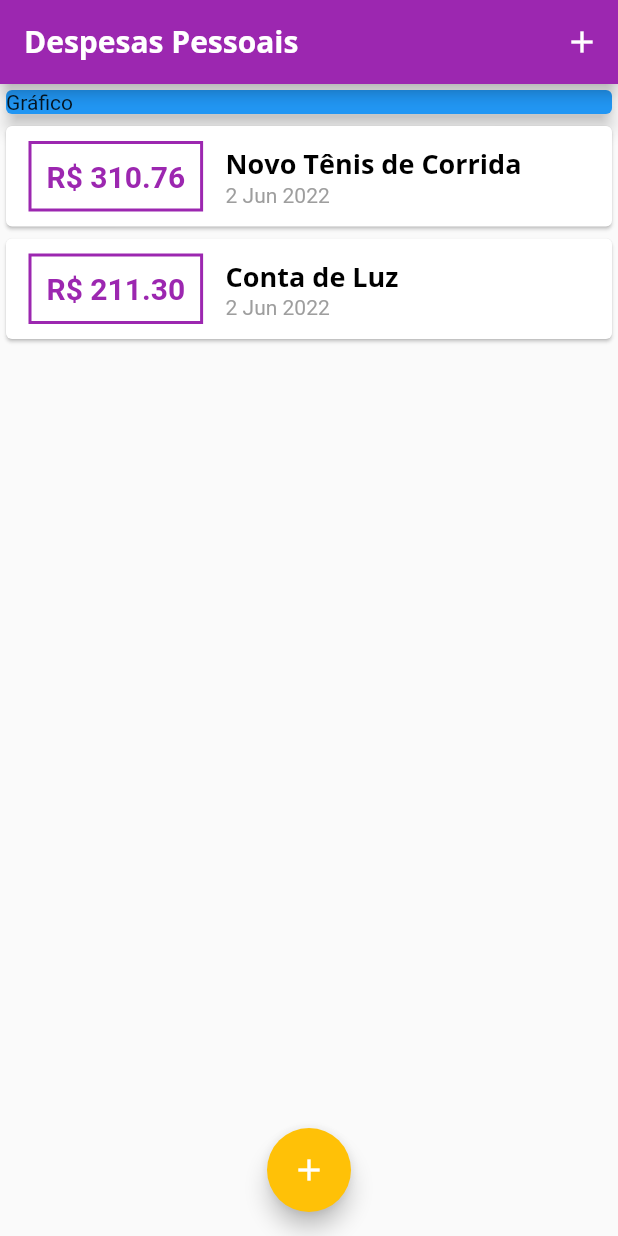
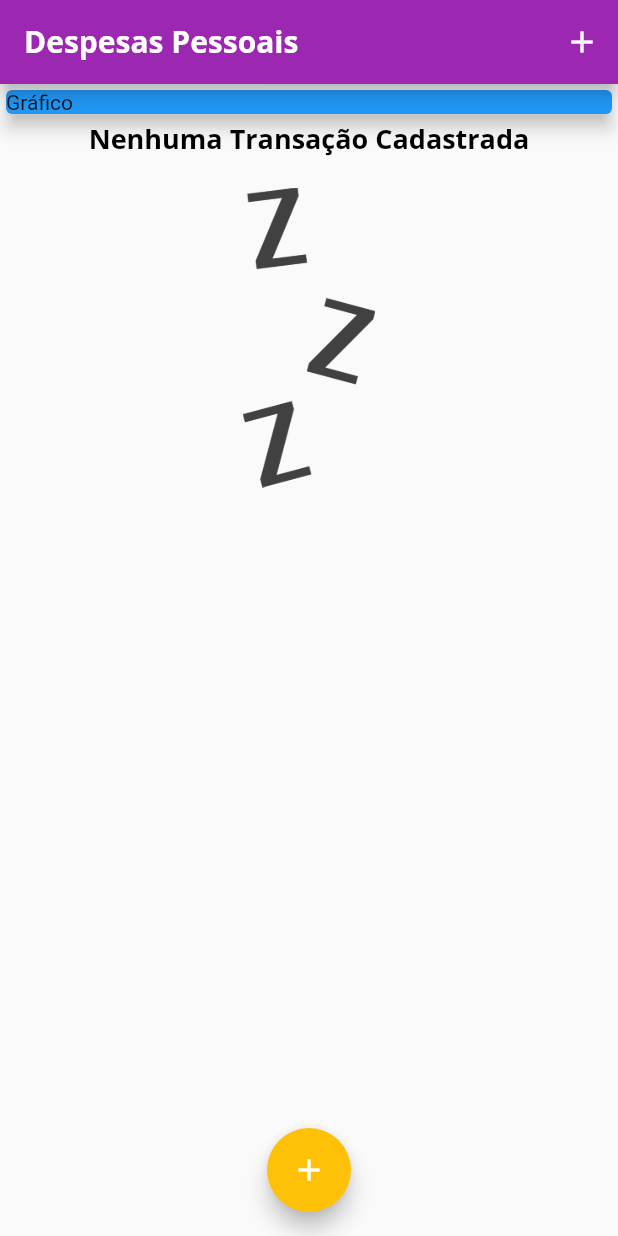
Before and after one commit to rpz-dev/expenses, a Flutter app: the screen it shows after launch, on a phone screen of 412 x 824 dp. Run offline on Flutter 3.47's test engine with Material 2 defaults, Android fonts, the phone set to English and light mode, and no system bars.

```diff
--- a/lib/components/transaction_list.dart
+++ b/lib/components/transaction_list.dart
@@ -9,9 +9,26 @@ class TransactionList extends StatelessWidget {
 
   @override
   Widget build(BuildContext context) {
-    return SizedBox(
+    return Container(
       height: 300,
-      child: ListView.builder(
+      child: transactions.isEmpty
+          ? Column(
+              children: [
+                Text(
+                  'Nenhuma Transação Cadastrada',
+                  style: Theme.of(context).textTheme.headline6,
+                ),
+                SizedBox(height: 20),
+                Container(
+                  height: 200,
+                  child: Image.asset(
+                    'assets/images/waiting.png',
+                    fit: BoxFit.cover,
+                  ),
+                ),
+              ],
+            )
+          : ListView.builder(
               itemCount: transactions.length,
               itemBuilder: (ctx, index) {
                 final tr = transactions[index];
--- a/lib/main.dart
+++ b/lib/main.dart
@@ -44,8 +44,8 @@ class MyHomePage extends StatefulWidget {
 }
 
 class _MyHomePageState extends State<MyHomePage> {
-  final _transactions = [
-    Transaction(
+  final List<Transaction> _transactions = [
+    /*Transaction(
       id: 't1',
       title: 'Novo Tênis de Corrida',
       value: 310.76,
@@ -56,7 +56,7 @@ class _MyHomePageState extends State<MyHomePage> {
       title: 'Conta de Luz',
       value: 211.30,
       date: DateTime.now(),
-    ),
+    ),*/
   ];
 
   _addTransaction(String title, double value) {
@@ -88,6 +88,7 @@ class _MyHomePageState extends State<MyHomePage> {
     return Scaffold(
       appBar: AppBar(
         title: Text('Despesas Pessoais'),
+
         actions: <Widget>[
           IconButton(
             icon: Icon(Icons.add),
--- a/pubspec.yaml
+++ b/pubspec.yaml
@@ -18,7 +18,7 @@ publish_to: "none" # Remove this line if you wish to publish to pub.dev
 version: 1.0.0+1
 
 environment:
-  sdk: ">=2.16.2 <3.0.0"
+  sdk: ">=2.12.0 <3.0.0"
 
 # Dependencies specify other packages that your package needs in order to work.
 # To automatically upgrade your package dependencies to the latest versions
@@ -57,8 +57,8 @@ flutter:
   uses-material-design: true
 
   # To add assets to your application, add an assets section, like this:
-  # assets:
-  #   - images/a_dot_burr.jpeg
+  assets:
+   - assets/images/waiting.png
   #   - images/a_dot_ham.jpeg
 
   # An image asset can refer to one or more resolution-specific "variants", see
```
Also changed, not shown: assets/images/waiting.png (added), pubspec.lock. Lines whose indentation alone changed are shown as unchanged.
